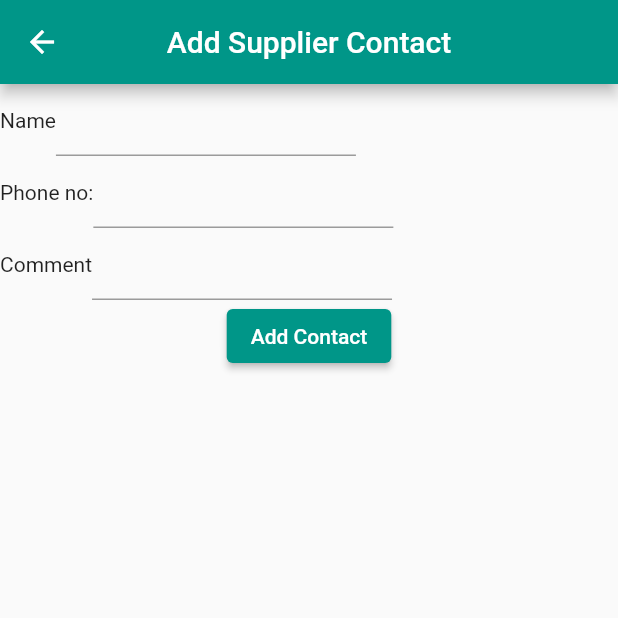
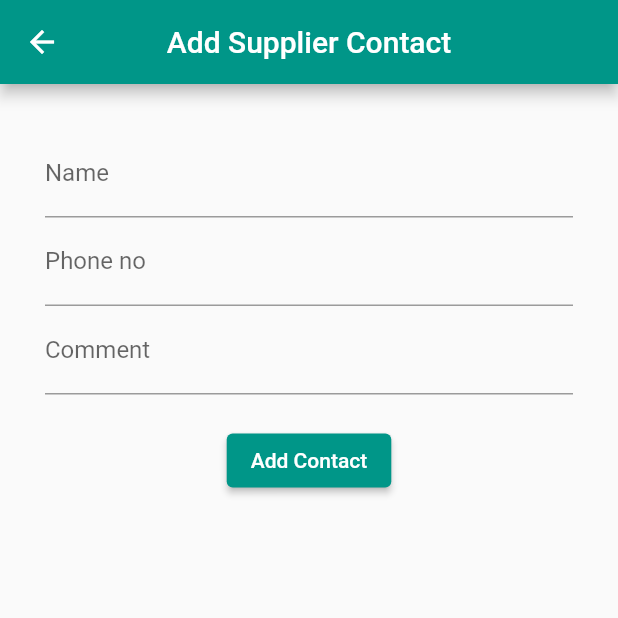
Before and after one commit to ephrem-del/demakk_hisab, a Flutter app: the AddContactPage screen opened directly, on a phone screen of 412 x 824 dp, the top half of it. Run offline on Flutter 3.47's test engine with Material 2 defaults, Android fonts, the light colour scheme and no system bars; our stand-ins replace animated_text_kit, cloud_firestore, firebase_auth, firebase_core, local_auth; accounts and stored records are empty.

```diff
--- a/lib/src/routes/add_contact_page.dart
+++ b/lib/src/routes/add_contact_page.dart
@@ -39,14 +39,14 @@ class _AddContactPageState extends State<AddContactPage> {
       ),
       body: Form(
         key: _formKey,
+        child: Padding(
+          padding: const EdgeInsets.all(30.0),
+          child: Align(
+            alignment: Alignment.topCenter,
             child: Column(
+              crossAxisAlignment: CrossAxisAlignment.center,
               children: [
-            Row(
-              children: [
-                Text('Name'),
-                SizedBox(
-                  width: 200,
-                  child: TextFormField(
+                TextFormField(
                   controller: _nameController,
                   validator: (value) {
                     if (value == null || value.isEmpty) {
@@ -54,16 +54,15 @@ class _AddContactPageState extends State<AddContactPage> {
                     }
                   },
                   keyboardType: TextInputType.name,
+                  textInputAction: TextInputAction.next,
+                  decoration: InputDecoration(
+                    labelText: 'Name',
                   ),
                 ),
-              ],
+                TextFormField(
+                  decoration: InputDecoration(
+                    labelText: 'Phone no',
                   ),
-            Row(
-              children: [
-                const Text('Phone no:'),
-                SizedBox(
-                  width: 200,
-                  child: TextFormField(
                   inputFormatters: [FilteringTextInputFormatter.digitsOnly],
                   controller: _phoneNumberController,
                   validator: (value) {
@@ -72,16 +71,9 @@ class _AddContactPageState extends State<AddContactPage> {
                     }
                   },
                   keyboardType: TextInputType.phone,
+                  textInputAction: TextInputAction.next,
                 ),
-                ),
-              ],
-            ),
-            Row(
-              children: [
-                const Text('Comment'),
-                SizedBox(
-                  width: 200,
-                  child: TextFormField(
+                TextFormField(
                   controller: _commentController,
                   validator: (value) {
                     if (value == null || value.isEmpty) {
@@ -89,9 +81,13 @@ class _AddContactPageState extends State<AddContactPage> {
                     }
                   },
                   keyboardType: TextInputType.phone,
+                  textInputAction: TextInputAction.done,
+                  decoration: InputDecoration(
+                    labelText: 'Comment',
                   ),
                 ),
-              ],
+                SizedBox(
+                  height: 20,
                 ),
                 ElevatedButton(
                   onPressed: () {
@@ -102,6 +98,8 @@ class _AddContactPageState extends State<AddContactPage> {
               ],
             ),
           ),
+        ),
+      ),
     );
   }
 }
--- a/lib/src/routes/add_customer_page.dart
+++ b/lib/src/routes/add_customer_page.dart
@@ -55,6 +55,7 @@ class _AddCustomerPageState extends State<AddCustomerPage> {
                   hintText: 'Customer Name',
                   label: Text('Customer Name'),
                 ),
+                textInputAction: TextInputAction.next,
               ),
               TextFormField(
                 validator: (value) {
@@ -72,6 +73,7 @@ class _AddCustomerPageState extends State<AddCustomerPage> {
                   hintText: 'Customer Phone Number',
                   label: Text('Phone Number'),
                 ),
+                textInputAction: TextInputAction.done,
               ),
               ElevatedButton(
                 onPressed: () {
--- a/lib/src/routes/add_expense_page.dart
+++ b/lib/src/routes/add_expense_page.dart
@@ -62,6 +62,7 @@ class _AddExpensePageState extends State<AddExpensePage> {
                   hintText: 'Expense Title',
                   label: Text('Title'),
                 ),
+                textInputAction: TextInputAction.next,
               ),
               TextFormField(
                 controller: descriptionController,
@@ -79,6 +80,7 @@ class _AddExpensePageState extends State<AddExpensePage> {
                   hintText: 'Expense description',
                   label: Text('Description'),
                 ),
+                textInputAction: TextInputAction.next,
               ),
               TextFormField(
                 inputFormatters: [FilteringTextInputFormatter.digitsOnly],
@@ -95,6 +97,7 @@ class _AddExpensePageState extends State<AddExpensePage> {
                   hintText: 'Amount',
                   label: Text('Amount'),
                 ),
+                textInputAction: TextInputAction.done,
               ),
               CheckboxListTile(
                   title: Text('With VAT?'),
```
Also changed, not shown: lib/src/routes/add_order_page.dart (+6 -2 lines), lib/src/routes/contacts_page.dart (+39 -5 lines), lib/src/view_models/expense_view_model.dart (+9 -9 lines), lib/src/view_models/order_view_model.dart (+9 -10 lines). Lines whose indentation alone changed are shown as unchanged.
